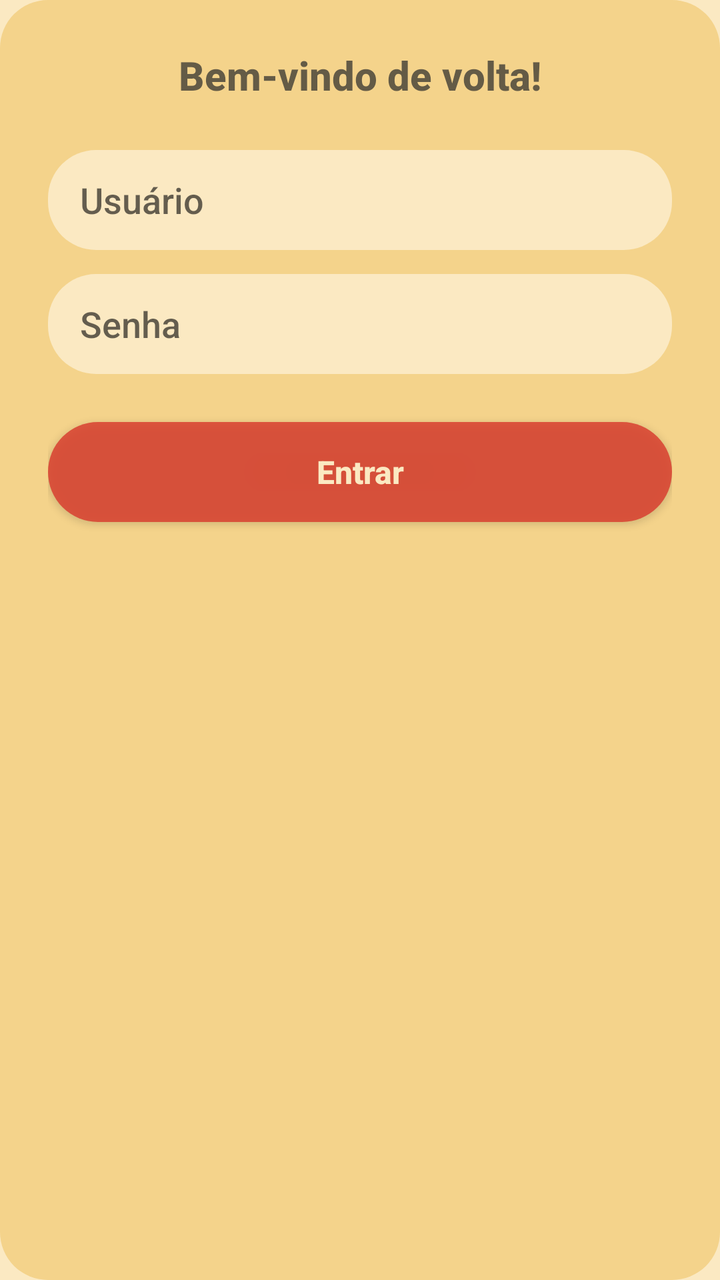
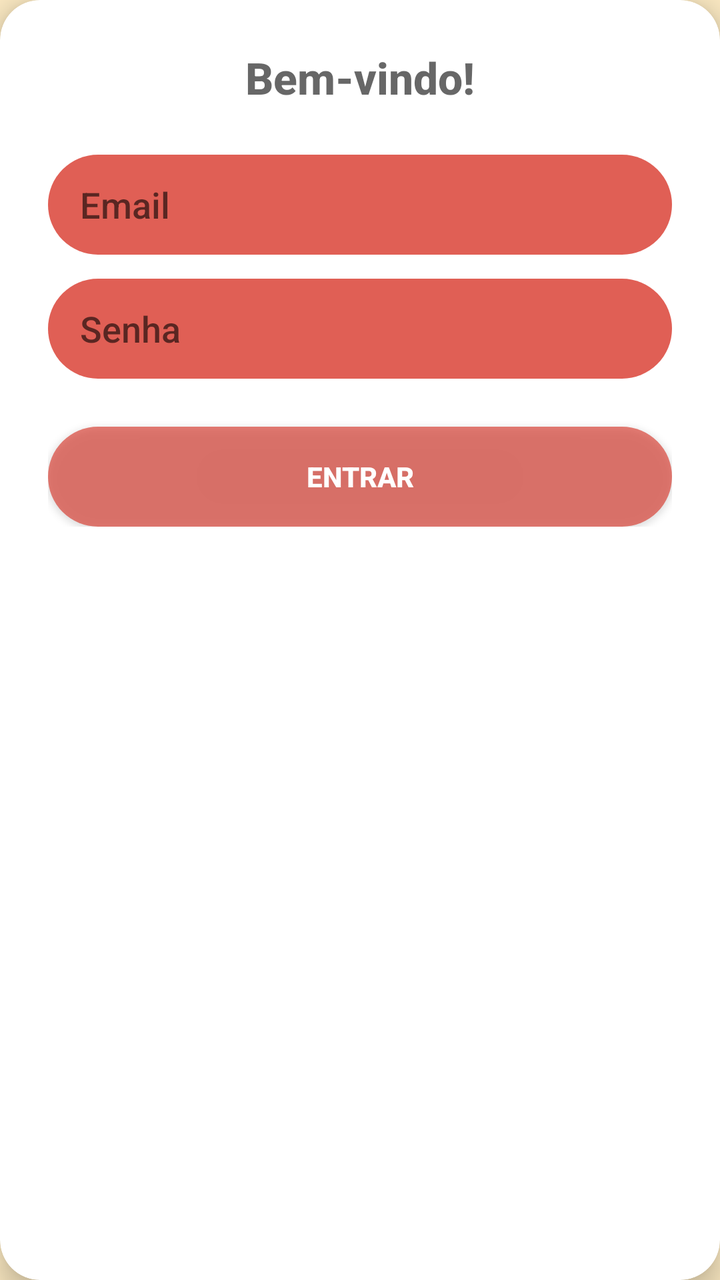

Two renders of the same Android screen: before a commit and after it. Below are the layout's source before the change and the commit's diff.
<!-- AndroidManifest.xml: application theme Theme.RachaApp -->
<!-- res/layout/dialog_login.xml -->
<?xml version="1.0" encoding="utf-8"?>
<LinearLayout xmlns:android="http://schemas.android.com/apk/res/android"
    android:layout_width="match_parent"
    android:layout_height="wrap_content"
    android:background="@drawable/bg_card_rounded"
    android:orientation="vertical"
    android:padding="24dp">

    <TextView
        android:layout_width="wrap_content"
        android:layout_height="wrap_content"
        android:layout_marginBottom="24dp"
        android:layout_gravity="center"
        android:fontFamily="sans-serif-medium"
        android:text="Bem-vindo de volta!"
        android:textColor="@color/text_primary"
        android:textSize="20sp"
        android:textStyle="bold" />

    <EditText
        android:id="@+id/etUsuarioLogin"
        android:layout_width="match_parent"
        android:layout_height="50dp"
        android:layout_marginBottom="12dp"
        android:background="@drawable/bg_card_rounded"
        android:backgroundTint="@color/bar_background"
        android:hint="Usuário"
        android:paddingStart="16dp" />

    <EditText
        android:id="@+id/etSenhaLogin"
        android:layout_width="match_parent"
        android:layout_height="50dp"
        android:layout_marginBottom="24dp"
        android:background="@drawable/bg_card_rounded"
        android:backgroundTint="@color/bar_background"
        android:hint="Senha"
        android:inputType="textPassword"
        android:paddingStart="16dp" />

    <androidx.appcompat.widget.AppCompatButton
        android:id="@+id/btnConfirmarLogin"
        android:layout_width="match_parent"
        android:layout_height="50dp"
        android:background="@drawable/bg_button_rounded"
        android:text="Entrar"
        android:textAllCaps="false"
        android:textColor="@color/bar_background"
        android:textSize="16sp"
        android:textStyle="bold" />

</LinearLayout>
<!-- resources referenced by this layout -->
<resources>
  <color name="bar_background">#FBE9C2</color>
  <color name="text_primary">#B72B2B2B</color>
  <!-- drawable bg_button_rounded (drawable) -->
  <?xml version="1.0" encoding="utf-8"?>
  <shape xmlns:android="http://schemas.android.com/apk/res/android" android:shape="rectangle">
      <solid android:color="@color/boteco_red"/> <corners android:radius="50dp"/> </shape>
  <!-- drawable bg_card_rounded (drawable) -->
  <shape xmlns:android="http://schemas.android.com/apk/res/android">
      <solid android:color="@color/white_replacement"/> <corners android:radius="24dp"/>
  </shape>
  <style name="Theme.RachaApp" parent="Theme.MaterialComponents.DayNight.NoActionBar">
  
          
          <item name="colorPrimary">@color/boteco_red</item>
          <item name="colorPrimaryVariant">@color/beer_brown</item>
          <item name="colorOnPrimary">@color/bar_background</item> 
  
          
          <item name="colorSecondary">@color/pilsen_yellow</item>
          <item name="colorSecondaryVariant">@color/sun_orange</item>
          <item name="colorOnSecondary">@color/text_primary</item>
  
          
          <item name="android:statusBarColor">@color/beer_brown</item>
  
          
          <item name="android:windowBackground">@color/bar_background</item>
  
          
          <item name="android:textColorPrimary">@color/text_primary</item>
          <item name="android:textColorSecondary">@color/text_secondary</item>
  
          
          <item name="android:fontFamily">sans-serif-medium</item>
      </style>
  <color name="boteco_red">#CDD9382C</color>
  <color name="white_replacement">#F4D38B</color>
  <color name="beer_brown">#C35A3A22</color>
  <color name="pilsen_yellow">#BAF2C849</color>
  <color name="sun_orange">#A6F27A2C</color>
  <color name="text_secondary">#BC5C5C5C</color>
</resources>

<!-- the commit's change to res/layout/dialog_login.xml (unified diff, before → after) -->
@@ -1,52 +1,60 @@
 <?xml version="1.0" encoding="utf-8"?>
-<LinearLayout xmlns:android="http://schemas.android.com/apk/res/android"
-    android:layout_width="match_parent"
+<androidx.cardview.widget.CardView xmlns:android="http://schemas.android.com/apk/res/android"
+    xmlns:app="http://schemas.android.com/apk/res-auto"
+    android:layout_width="320dp"
     android:layout_height="wrap_content"
-    android:background="@drawable/bg_card_rounded"
-    android:orientation="vertical"
-    android:padding="24dp">
+    app:cardCornerRadius="20dp"
+    app:cardElevation="8dp"
+    app:cardBackgroundColor="@color/white">
 
-    <TextView
-        android:layout_width="wrap_content"
+    <LinearLayout
+        android:layout_width="match_parent"
         android:layout_height="wrap_content"
-        android:layout_marginBottom="24dp"
-        android:layout_gravity="center"
-        android:fontFamily="sans-serif-medium"
-        android:text="Bem-vindo de volta!"
-        android:textColor="@color/text_primary"
-        android:textSize="20sp"
-        android:textStyle="bold" />
+        android:orientation="vertical"
+        android:padding="24dp">
 
-    <EditText
-        android:id="@+id/etUsuarioLogin"
-        android:layout_width="match_parent"
-        android:layout_height="50dp"
-        android:layout_marginBottom="12dp"
-        android:background="@drawable/bg_card_rounded"
-        android:backgroundTint="@color/bar_background"
-        android:hint="Usuário"
-        android:paddingStart="16dp" />
+        <TextView
+            android:layout_width="wrap_content"
+            android:layout_height="wrap_content"
+            android:text="Bem-vindo!"
+            android:textSize="22sp"
+            android:textStyle="bold"
+            android:textColor="@color/text_primary"
+            android:layout_gravity="center"
+            android:layout_marginBottom="24dp"/>
 
-    <EditText
-        android:id="@+id/etSenhaLogin"
-        android:layout_width="match_parent"
-        android:layout_height="50dp"
-        android:layout_marginBottom="24dp"
-        android:background="@drawable/bg_card_rounded"
-        android:backgroundTint="@color/bar_background"
-        android:hint="Senha"
-        android:inputType="textPassword"
-        android:paddingStart="16dp" />
+        
+        <EditText
+            android:id="@+id/etEmailLogin"
+            android:layout_width="match_parent"
+            android:layout_height="50dp"
+            android:background="@drawable/bg_input_rounded"
+            android:hint="Email"
+            android:inputType="textEmailAddress"
+            android:paddingStart="16dp"
+            android:layout_marginBottom="12dp"/>
 
-    <androidx.appcompat.widget.AppCompatButton
-        android:id="@+id/btnConfirmarLogin"
-        android:layout_width="match_parent"
-        android:layout_height="50dp"
-        android:background="@drawable/bg_button_rounded"
-        android:text="Entrar"
-        android:textAllCaps="false"
-        android:textColor="@color/bar_background"
-        android:textSize="16sp"
-        android:textStyle="bold" />
+        
+        <EditText
+            android:id="@+id/etSenhaLogin"
+            android:layout_width="match_parent"
+            android:layout_height="50dp"
+            android:background="@drawable/bg_input_rounded"
+            android:hint="Senha"
+            android:inputType="textPassword"
+            android:paddingStart="16dp"
+            android:layout_marginBottom="24dp"/>
 
-</LinearLayout>
+        
+        <androidx.appcompat.widget.AppCompatButton
+            android:id="@+id/btnConfirmarLogin"
+            android:layout_width="match_parent"
+            android:layout_height="50dp"
+            android:text="Entrar"
+            android:textColor="@color/white"
+            android:textStyle="bold"
+            android:background="@drawable/bg_button_rounded"
+            android:backgroundTint="@color/boteco_red"/>
+
+    </LinearLayout>
+</androidx.cardview.widget.CardView>
<!-- resource entries referenced after the edit -->
@@ -2,13 +2,17 @@
 <resources>
   <color name="bar_background">#FBE9C2</color>
   <color name="text_primary">#B72B2B2B</color>
+  <color name="white">#FFFFFF</color>
   <!-- drawable bg_button_rounded (drawable) -->
   <?xml version="1.0" encoding="utf-8"?>
   <shape xmlns:android="http://schemas.android.com/apk/res/android" android:shape="rectangle">
       <solid android:color="@color/boteco_red"/> <corners android:radius="50dp"/> </shape>
-  <!-- drawable bg_card_rounded (drawable) -->
-  <shape xmlns:android="http://schemas.android.com/apk/res/android">
-      <solid android:color="@color/white_replacement"/> <corners android:radius="24dp"/>
+  <!-- drawable bg_input_rounded (drawable) -->
+  <?xml version="1.0" encoding="utf-8"?>
+  <shape xmlns:android="http://schemas.android.com/apk/res/android" android:shape="rectangle">
+      
+      <solid android:color="@color/boteco_red"/>
+      <corners android:radius="25dp"/>
   </shape>
   <style name="Theme.RachaApp" parent="Theme.MaterialComponents.DayNight.NoActionBar">
   
@@ -36,7 +40,6 @@
           <item name="android:fontFamily">sans-serif-medium</item>
       </style>
   <color name="boteco_red">#CDD9382C</color>
-  <color name="white_replacement">#F4D38B</color>
   <color name="beer_brown">#C35A3A22</color>
   <color name="pilsen_yellow">#BAF2C849</color>
   <color name="sun_orange">#A6F27A2C</color>
